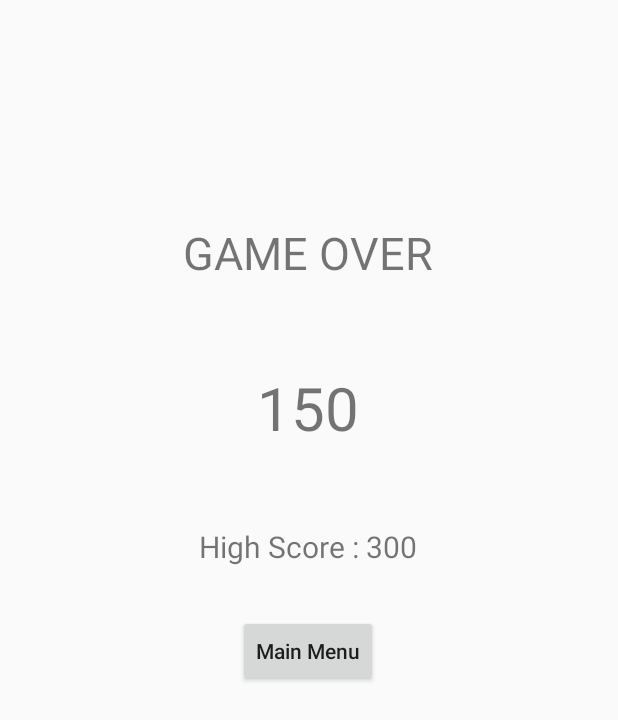
After one commit to jwebb98/Year, an Android app: the result screen opened directly, with no data from a screen before it, on a phone screen of 412 x 824 dp. The commit adds this screen. Shown: the top 720 px of the screen. Run offline under Robolectric (Android 15) with nearby library versions, the phone set to English and light mode, and no system bars; Roboto replaces fonts that are not available here.

Commit message:
10th commit
Instructions and High Score screen added

```diff
--- a/app/src/main/AndroidManifest.xml
+++ b/app/src/main/AndroidManifest.xml
@@ -20,6 +20,9 @@
         android:roundIcon="@mipmap/ic_launcher_round"
         android:supportsRtl="true"
         android:theme="@style/AppTheme">
+        <activity android:name=".Instructions"></activity>
+        <activity android:name=".InstructionsSliderAdapter" />
+        <activity android:name=".result" />
         <activity android:name=".MainMenu">
             <intent-filter>
                 <action android:name="android.intent.action.MAIN" />
@@ -30,7 +33,7 @@
         <activity android:name=".Login" />
         <activity android:name=".Register" />
         <activity android:name=".MainActivity" />
-        <activity android:name=".CategorySelect"/>
+        <activity android:name=".CategorySelect" />
 
         <provider
             android:name="android.support.v4.content.FileProvider"
--- /dev/null
+++ b/app/src/main/java/com/project/Year/result.java
@@ -0,0 +1,117 @@
+package com.project.Year;
+
+import android.content.Context;
+import android.content.Intent;
+import android.content.SharedPreferences;
+import android.support.v7.app.AppCompatActivity;
+import android.os.Bundle;
+import android.view.View;
+import android.widget.Button;
+import android.widget.TextView;
+
+public class result extends AppCompatActivity {
+
+    @Override
+    protected void onCreate(Bundle savedInstanceState) {
+        super.onCreate(savedInstanceState);
+        setContentView(R.layout.activity_result);
+
+        TextView scoreLabel = (TextView) findViewById(R.id.scoreLabel);
+        TextView highScoreLabel = (TextView) findViewById(R.id.highScoreLabel);
+        Button mainMenuBtn = (Button) findViewById(R.id.btnMainMenu);
+
+        int historyScoreOn = getIntent().getIntExtra("HISTORY_SCORE",0);
+        int filmScoreOn = getIntent().getIntExtra("FILM_SCORE",0);
+        int albumsScoreOn = getIntent().getIntExtra("ALBUMS_SCORE",0);
+        int hiphopScoreOn = getIntent().getIntExtra("HIPHOP_SCORE",0);
+        int f1PodiumsScoreOn = getIntent().getIntExtra("F1PODIUMS_SCORE",0);
+        int uefaCLScoreOn = getIntent().getIntExtra("UEFACL_SCORE",0);
+        //scoreLabel.setText(historyScoreOn + "");
+
+        SharedPreferences settings = getSharedPreferences("GAME_DATA", Context.MODE_PRIVATE);
+        int historyHighScore = settings.getInt("HISTORY_HIGH_SCORE", 0);
+        int filmHighScore = settings.getInt("FILM_HIGH_SCORE", 0);
+        int albumsHighScore = settings.getInt("ALBUMS_HIGH_SCORE", 0);
+        int hiphopHighScore = settings.getInt("HIPHOP_HIGH_SCORE", 0);
+        int f1PodiumsHighScore = settings.getInt("F1PODIUMS_HIGH_SCORE", 0);
+        int uefaCLHighScore = settings.getInt("UEFACL_HIGH_SCORE", 0);
+
+        if (historyScoreOn > historyHighScore){
+            scoreLabel.setText(historyScoreOn + "");
+            highScoreLabel.setText("High Score : " + historyScoreOn);
+            SharedPreferences.Editor editor = settings.edit();
+            editor.putInt("HISTORY_HIGH_SCORE", historyScoreOn);
+            editor.commit(); }
+
+         if (filmScoreOn > filmHighScore){
+            scoreLabel.setText(filmScoreOn + "");
+            highScoreLabel.setText("High Score : " + filmScoreOn);
+            SharedPreferences.Editor editor = settings.edit();
+            editor.putInt("FILM_HIGH_SCORE", filmScoreOn);
+            editor.commit(); }
+
+        else if (albumsScoreOn > albumsHighScore){
+            scoreLabel.setText(albumsScoreOn + "");
+            highScoreLabel.setText("High Score : " + albumsScoreOn);
+            SharedPreferences.Editor editor = settings.edit();
+            editor.putInt("ALBUMS_HIGH_SCORE", albumsScoreOn);
+            editor.commit(); }
+
+        else if (hiphopScoreOn > hiphopHighScore){
+            scoreLabel.setText(hiphopScoreOn + "");
+            highScoreLabel.setText("High Score : " + hiphopScoreOn);
+            SharedPreferences.Editor editor = settings.edit();
+            editor.putInt("HIPHOP_HIGH_SCORE", hiphopScoreOn);
+            editor.commit(); }
+
+        else if (f1PodiumsScoreOn > f1PodiumsHighScore){
+            scoreLabel.setText(f1PodiumsScoreOn + "");
+            highScoreLabel.setText("High Score : " + f1PodiumsScoreOn);
+            SharedPreferences.Editor editor = settings.edit();
+            editor.putInt("F1PODIUMS_HIGH_SCORE", f1PodiumsScoreOn);
+            editor.commit(); }
+
+        else if (f1PodiumsScoreOn < f1PodiumsHighScore && CategorySelect.mQuestionTopic == "F1Podiums"){
+            scoreLabel.setText(f1PodiumsScoreOn + "");
+            highScoreLabel.setText("High Score : " + f1PodiumsHighScore);
+        }
+
+        else if (uefaCLScoreOn > uefaCLHighScore){
+            scoreLabel.setText(uefaCLScoreOn + "");
+            highScoreLabel.setText("High Score : " + uefaCLScoreOn);
+            SharedPreferences.Editor editor = settings.edit();
+            editor.putInt("UEFACL_HIGH_SCORE", uefaCLScoreOn);
+            editor.commit(); }
+
+        else if (historyScoreOn < historyHighScore && CategorySelect.mQuestionTopic == "History"){
+            scoreLabel.setText(historyScoreOn + "");
+            highScoreLabel.setText("High Score for History : " + historyHighScore);
+        }
+
+        else if (filmScoreOn < filmHighScore && CategorySelect.mQuestionTopic == "IconicMoviePosters"){
+             scoreLabel.setText(filmScoreOn + "");
+            highScoreLabel.setText("High Score : " + filmHighScore);
+        }
+        else if (albumsScoreOn < albumsHighScore && CategorySelect.mQuestionTopic == "AlbumCovers"){
+             scoreLabel.setText(albumsScoreOn + "");
+            highScoreLabel.setText("High Score : " + albumsHighScore);
+        }
+        else if (hiphopScoreOn < hiphopHighScore && CategorySelect.mQuestionTopic == "HipHopAlbumCovers"){
+             scoreLabel.setText(hiphopScoreOn + "");
+            highScoreLabel.setText("High Score : " + hiphopHighScore);
+        }
+        else if (uefaCLScoreOn < uefaCLHighScore && CategorySelect.mQuestionTopic == "UefaChampionsLeague"){
+             scoreLabel.setText(uefaCLScoreOn + "");
+            highScoreLabel.setText("High Score : " + uefaCLHighScore);
+        }
+
+        mainMenuBtn.setOnClickListener(new View.OnClickListener() {
+            @Override
+            public void onClick(View view) {
+                Intent myIntent = new Intent(result.this, MainMenu.class);
+                startActivity(myIntent);
+                finish();
+            }
+        });
+    }
+}
--- /dev/null
+++ b/app/src/main/res/layout/activity_result.xml
@@ -0,0 +1,60 @@
+<?xml version="1.0" encoding="utf-8"?>
+<android.support.constraint.ConstraintLayout xmlns:android="http://schemas.android.com/apk/res/android"
+    xmlns:app="http://schemas.android.com/apk/res-auto"
+    xmlns:tools="http://schemas.android.com/tools"
+    android:layout_width="match_parent"
+    android:layout_height="match_parent"
+    android:orientation="vertical"
+    android:gravity="center"
+    tools:context=".result">
+
+
+    <TextView
+        android:id="@+id/textView"
+        android:layout_width="wrap_content"
+        android:layout_height="wrap_content"
+        android:layout_marginTop="148dp"
+        android:text="GAME OVER"
+        android:textSize="30sp"
+        app:layout_constraintEnd_toEndOf="parent"
+        app:layout_constraintHorizontal_bias="0.497"
+        app:layout_constraintStart_toStartOf="parent"
+        app:layout_constraintTop_toTopOf="parent" />
+
+    <TextView
+        android:id="@+id/scoreLabel"
+        android:layout_width="wrap_content"
+        android:layout_height="wrap_content"
+        android:layout_marginTop="56dp"
+        android:text="150"
+        android:textSize="40sp"
+        app:layout_constraintEnd_toEndOf="parent"
+        app:layout_constraintHorizontal_bias="0.498"
+        app:layout_constraintStart_toStartOf="parent"
+        app:layout_constraintTop_toBottomOf="@+id/textView" />
+
+    <TextView
+        android:id="@+id/highScoreLabel"
+        android:layout_width="wrap_content"
+        android:layout_height="wrap_content"
+        android:layout_marginTop="52dp"
+        android:text="High Score : 300"
+        android:textSize="20sp"
+        app:layout_constraintEnd_toEndOf="parent"
+        app:layout_constraintHorizontal_bias="0.498"
+        app:layout_constraintStart_toStartOf="parent"
+        app:layout_constraintTop_toBottomOf="@+id/scoreLabel" />
+
+    <Button
+        android:id="@+id/btnMainMenu"
+        android:layout_width="wrap_content"
+        android:layout_height="wrap_content"
+        android:layout_marginTop="32dp"
+        android:text="Main Menu"
+        android:textAllCaps="false"
+        app:layout_constraintEnd_toEndOf="parent"
+        app:layout_constraintHorizontal_bias="0.498"
+        app:layout_constraintStart_toStartOf="parent"
+        app:layout_constraintTop_toBottomOf="@+id/highScoreLabel" />
+
+</android.support.constraint.ConstraintLayout>
--- a/app/src/main/res/values/strings.xml
+++ b/app/src/main/res/values/strings.xml
@@ -33,4 +33,7 @@
         <item quantity="two">@string/HistoryItem2</item>
 
     </plurals>
+
+    <!-- TODO: Remove or change this placeholder text -->
+    <string name="hello_blank_fragment">Hello blank fragment</string>
 </resources>
```
Also changed, not shown: app/src/main/java/com/project/Year/Instructions.java (added, +164 -0 lines), app/src/main/java/com/project/Year/InstructionsSliderAdapter.java (added, +94 -0 lines), app/src/main/java/com/project/Year/MainActivity.java (+46 -7 lines), app/src/main/java/com/project/Year/MainMenu.java (+12 -0 lines), app/src/main/res/layout/activity_instructions.xml (added, +71 -0 lines), app/src/main/res/layout/activity_instructions_slider_adapter.xml (added, +46 -0 lines), app/src/main/res/layout/mainmenu.xml (+10 -10 lines).
